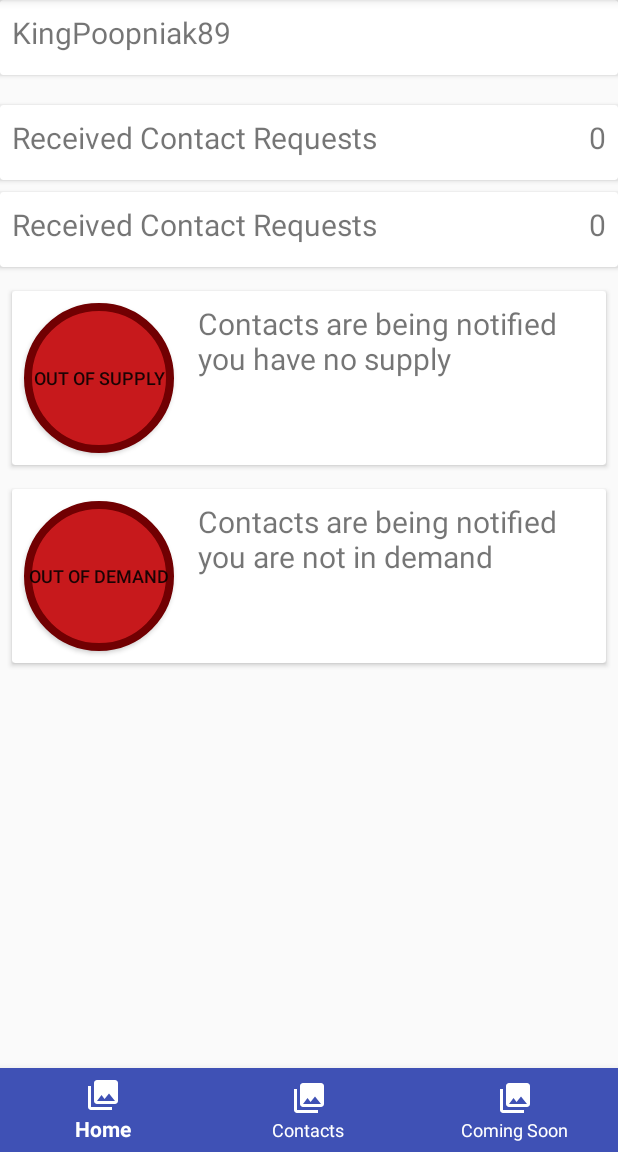
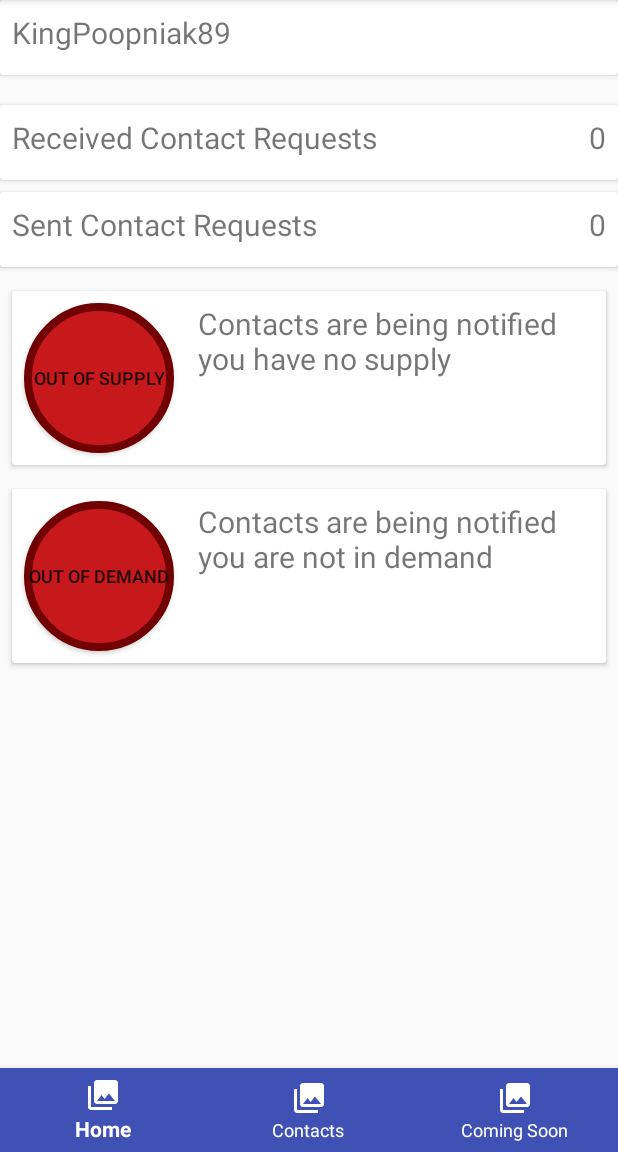
Before and after one commit to gkontos89/Beacon, an Android app: the HomeActivity screen opened directly, with no data from a screen before it, on a phone screen of 412 x 824 dp, the part 84-1236 px from its top. Run offline under Robolectric (Android 15) with nearby library versions, the phone set to English and light mode, and no system bars; 3 statements that could not run were skipped.

```diff
--- a/app/src/main/java/com/marshmallow/beacon/ui/HomeActivity.java
+++ b/app/src/main/java/com/marshmallow/beacon/ui/HomeActivity.java
@@ -101,6 +101,7 @@ public class HomeActivity extends BaseActivity {
     @Override
     public void onResume() {
         super.onResume();
+        updateRequestCounts();
         registerReceiver(broadcastReceiver, intentFilter);
     }
 
--- a/app/src/main/java/com/marshmallow/beacon/ui/IncomingContactRequestsActivity.java
+++ b/app/src/main/java/com/marshmallow/beacon/ui/IncomingContactRequestsActivity.java
@@ -49,6 +49,7 @@ public class IncomingContactRequestsActivity extends AppCompatActivity {
             @Override
             public void onReceive(Context context, Intent intent) {
                 incomingRequests = ContactRequestManager.getInstance().getIncomingRequests();
+                incomingContactRequestsAdapter.setIncomingRequestReference(incomingRequests);
                 incomingContactRequestsAdapter.notifyDataSetChanged();
             }
         };
--- a/app/src/main/java/com/marshmallow/beacon/ui/IncomingContactRequestsAdapter.java
+++ b/app/src/main/java/com/marshmallow/beacon/ui/IncomingContactRequestsAdapter.java
@@ -24,6 +24,11 @@ public class IncomingContactRequestsAdapter extends RecyclerView.Adapter<Incomin
     public IncomingContactRequestsAdapter(Vector<Request> incomingRequests) {
         this.incomingRequests = incomingRequests;
     }
+
+    public void setIncomingRequestReference(Vector<Request> incomingRequests) {
+        this.incomingRequests = incomingRequests;
+    }
+
     @NonNull
     @Override
     public IncomingContactRequestHolder onCreateViewHolder(@NonNull ViewGroup parent, int viewType) {
--- a/app/src/main/java/com/marshmallow/beacon/ui/OutgoingContactRequestsActivity.java
+++ b/app/src/main/java/com/marshmallow/beacon/ui/OutgoingContactRequestsActivity.java
@@ -49,6 +49,7 @@ public class OutgoingContactRequestsActivity extends AppCompatActivity {
             @Override
             public void onReceive(Context context, Intent intent) {
                 outgoingRequests = ContactRequestManager.getInstance().getOutgoingRequests();
+                outgoingContactRequestsAdapter.setOutgoingRequestReference(outgoingRequests);
                 outgoingContactRequestsAdapter.notifyDataSetChanged();
             }
         };
--- a/app/src/main/res/layout/activity_home.xml
+++ b/app/src/main/res/layout/activity_home.xml
@@ -88,7 +88,7 @@
                 android:layout_height="wrap_content"
                 android:textSize="20sp"
                 android:layout_margin="8dp"
-                android:text="@string/incoming_requests_home_title"
+                android:text="@string/outgoing_requests_home_title"
                 android:gravity="start"/>
 
             <TextView
--- a/app/src/main/res/values/strings.xml
+++ b/app/src/main/res/values/strings.xml
@@ -38,4 +38,5 @@
     <string name="incoming_request_accept_button_text">Accept</string>
     <string name="incoming_requests_title_text">Received Contact Requests</string>
     <string name="outgoing_requests_title_text">Sent Contact Requests</string>
+    <string name="outgoing_requests_home_title">Sent Contact Requests</string>
 </resources>
```
Also changed, not shown: app/src/main/java/com/marshmallow/beacon/backend/FirebaseBackend.java (+7 -0 lines), app/src/main/java/com/marshmallow/beacon/ui/OutgoingContactRequestsAdapter.java (+8 -3 lines).
